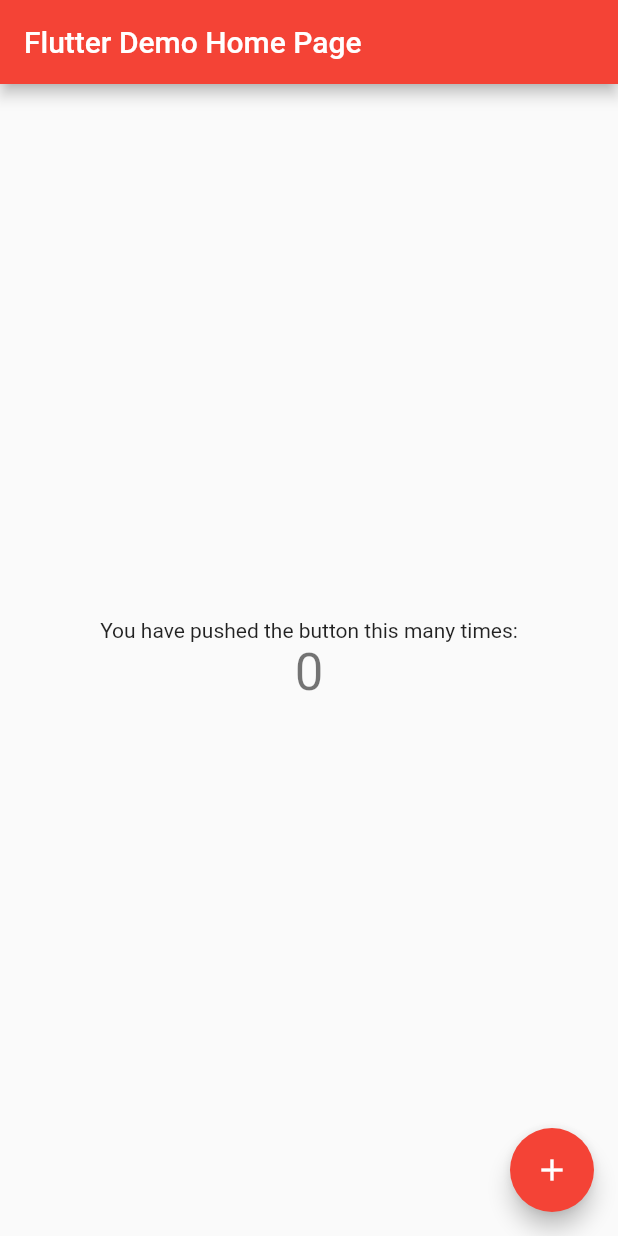
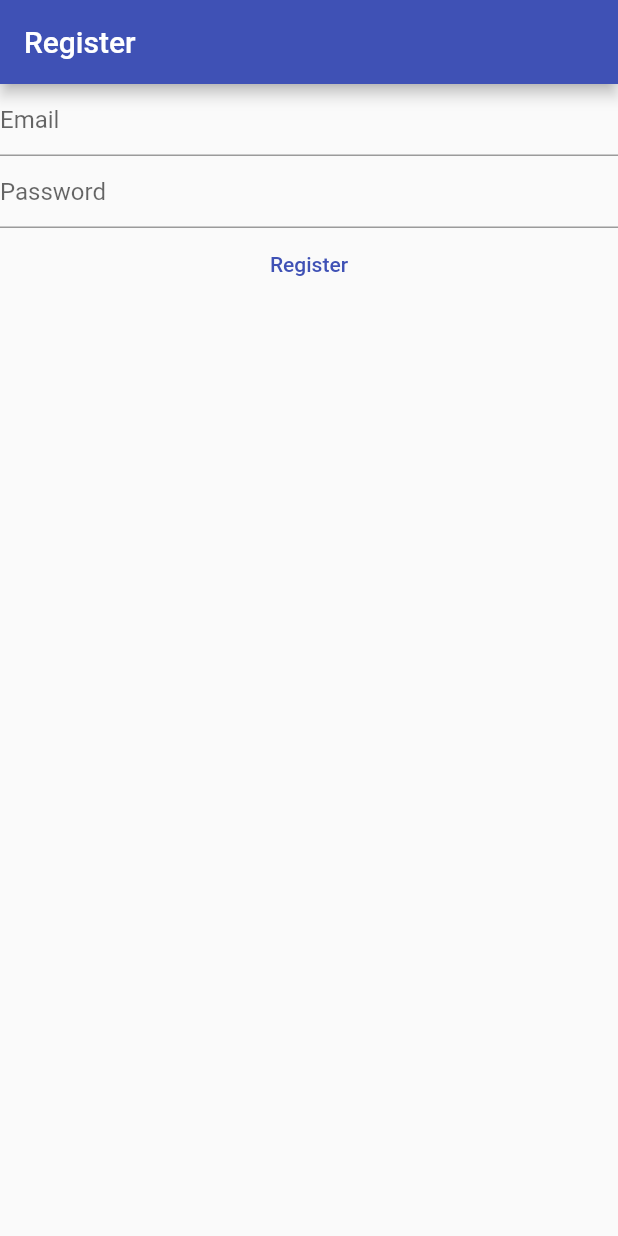
Before and after one commit to Cirorx/Flutter_Course__VandadNP, a Flutter app: the screen it shows after launch, on a phone screen of 412 x 824 dp. Run offline on Flutter 3.47's test engine with Material 2 defaults, Android fonts, the phone set to English and light mode, and no system bars; our stand-ins replace firebase_auth, firebase_core; accounts and stored records are empty.

Commit message:
Chapter 12 - Basic Registration Screen
- Comments deleted
- Erase all but main and MyHomePage, also converted to Stateful Widget
- Create init and dispose methods
- Create textfields (with some properties), and a controller for each one of them
- Initialize firebase
- Pass the data to the action button that connects with firebase auth
- Apply FutureBuilder with a future and a builder, and inside the builder an evaluation case with switch statement that returns a column when is finished

```diff
--- a/learning_dart/lib/main.dart
+++ b/learning_dart/lib/main.dart
@@ -1,118 +1,93 @@
 import 'package:flutter/material.dart';
-
-void test() {}
+import 'package:firebase_auth/firebase_auth.dart';
+import 'firebase_options.dart';
+import 'package:firebase_core/firebase_core.dart';
 
 void main() {
-  runApp(const MyApp());
-}
-
-class MyApp extends StatelessWidget {
-  const MyApp({super.key});
-
-  // This widget is the root of your application.
-  @override
-  Widget build(BuildContext context) {
-    test();
-    return MaterialApp(
+  WidgetsFlutterBinding.ensureInitialized();
+  runApp(
+    MaterialApp(
       title: 'Flutter Demo',
       theme: ThemeData(
-        // This is the theme of your application.
-        //
-        // Try running your application with "flutter run". You'll see the
-        // application has a blue toolbar. Then, without quitting the app, try
-        // changing the primarySwatch below to Colors.green and then invoke
-        // "hot reload" (press "r" in the console where you ran "flutter run",
-        // or simply save your changes to "hot reload" in a Flutter IDE).
-        // Notice that the counter didn't reset back to zero; the application
-        // is not restarted.
-        primarySwatch: Colors.red,
+        primarySwatch: Colors.indigo,
       ),
-      home: const MyHomePage(title: 'Flutter Demo Home Page'),
-    );
-  }
+      home: const MyHomePage(),
+    ),
+  );
 }
 
 class MyHomePage extends StatefulWidget {
-  const MyHomePage({super.key, required this.title});
-
-  // This widget is the home page of your application. It is stateful, meaning
-  // that it has a State object (defined below) that contains fields that affect
-  // how it looks.
-
-  // This class is the configuration for the state. It holds the values (in this
-  // case the title) provided by the parent (in this case the App widget) and
-  // used by the build method of the State. Fields in a Widget subclass are
-  // always marked "final".
-
-  final String title;
+  const MyHomePage({super.key});
 
   @override
   State<MyHomePage> createState() => _MyHomePageState();
 }
 
 class _MyHomePageState extends State<MyHomePage> {
-  int _counter = 0;
+  late final TextEditingController _email;
+  late final TextEditingController _password;
 
-  void _incrementCounter() {
-    setState(() {
-      // This call to setState tells the Flutter framework that something has
-      // changed in this State, which causes it to rerun the build method below
-      // so that the display can reflect the updated values. If we changed
-      // _counter without calling setState(), then the build method would not be
-      // called again, and so nothing would appear to happen.
-      _counter++;
-    });
+  @override
+  void initState() {
+    _email = TextEditingController();
+    _password = TextEditingController();
+    super.initState();
+  }
+
+  @override
+  void dispose() {
+    _email.dispose();
+    _password.dispose();
+    super.dispose();
   }
 
   @override
   Widget build(BuildContext context) {
-    // This method is rerun every time setState is called, for instance as done
-    // by the _incrementCounter method above.
-    //
-    // The Flutter framework has been optimized to make rerunning build methods
-    // fast, so that you can just rebuild anything that needs updating rather
-    // than having to individually change instances of widgets.
     return Scaffold(
       appBar: AppBar(
-        // Here we take the value from the MyHomePage object that was created by
-        // the App.build method, and use it to set our appbar title.
-        title: Text(widget.title),
+        title: const Text("Register"),
       ),
-      body: Center(
-        // Center is a layout widget. It takes a single child and positions it
-        // in the middle of the parent.
-        child: Column(
-          // Column is also a layout widget. It takes a list of children and
-          // arranges them vertically. By default, it sizes itself to fit its
-          // children horizontally, and tries to be as tall as its parent.
-          //
-          // Invoke "debug painting" (press "p" in the console, choose the
-          // "Toggle Debug Paint" action from the Flutter Inspector in Android
-          // Studio, or the "Toggle Debug Paint" command in Visual Studio Code)
-          // to see the wireframe for each widget.
-          //
-          // Column has various properties to control how it sizes itself and
-          // how it positions its children. Here we use mainAxisAlignment to
-          // center the children vertically; the main axis here is the vertical
-          // axis because Columns are vertical (the cross axis would be
-          // horizontal).
-          mainAxisAlignment: MainAxisAlignment.center,
-          children: <Widget>[
-            const Text(
-              'You have pushed the button this many times:',
-            ),
-            Text(
-              '$_counter',
-              style: Theme.of(context).textTheme.headline4,
-            ),
-          ],
-        ),
-      ),
-      floatingActionButton: FloatingActionButton(
-        onPressed: _incrementCounter,
-        tooltip: 'Increment',
-        child: const Icon(Icons.add),
-      ), // This trailing comma makes auto-formatting nicer for build methods.
+      body: FutureBuilder(
+          future: Firebase.initializeApp(
+            options: DefaultFirebaseOptions.currentPlatform,
+          ),
+          builder: (context, snapshot) {
+            switch (snapshot.connectionState) {
+              case ConnectionState.done:
+                return Column(
+                  children: [
+                    TextField(
+                      controller: _email,
+                      enableSuggestions: true,
+                      autocorrect: false,
+                      keyboardType: TextInputType.emailAddress,
+                      decoration: const InputDecoration(hintText: "Email"),
+                    ),
+                    TextField(
+                      controller: _password,
+                      obscureText: true,
+                      enableSuggestions: false,
+                      autocorrect: false,
+                      decoration: const InputDecoration(hintText: "Password"),
+                    ),
+                    TextButton(
+                      onPressed: () async {
+                        final email = _email.text;
+                        final password = _password.text;
+                        final userCredential = await FirebaseAuth.instance
+                            .createUserWithEmailAndPassword(
+                                email: email, password: password);
+                        print(userCredential);
+                      },
+                      child: const Text("Register"),
+                    )
+                  ],
+                );
+
+              default:
+                return const Text("Loading...");
+            }
+          }),
     );
   }
 }
```
